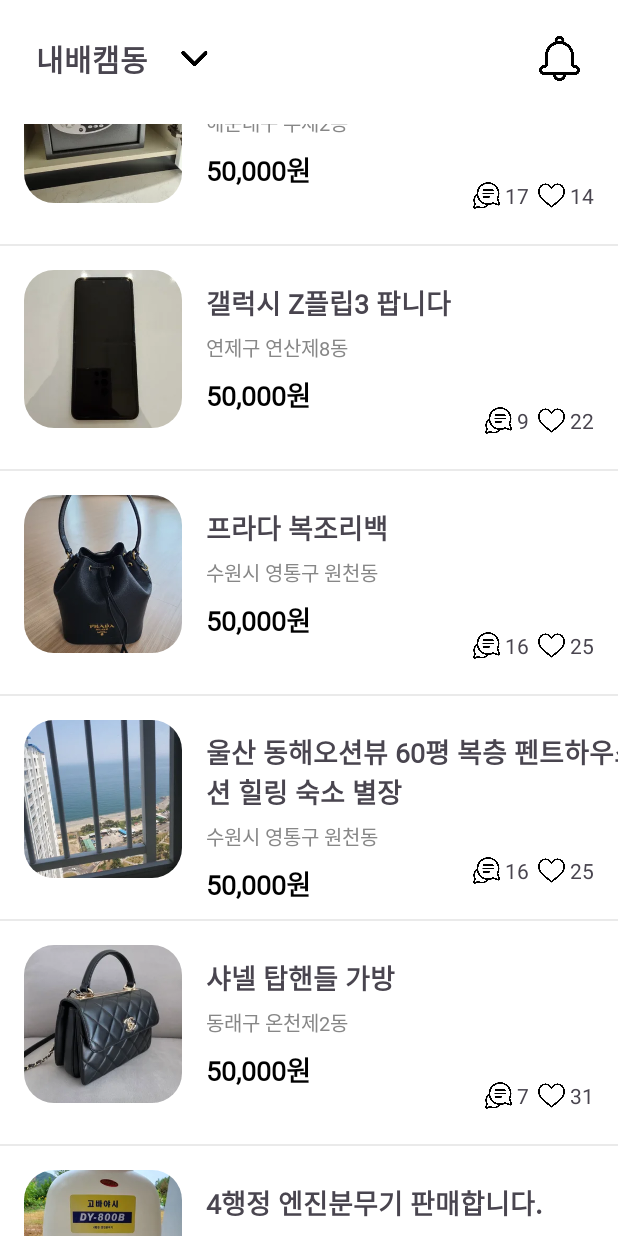
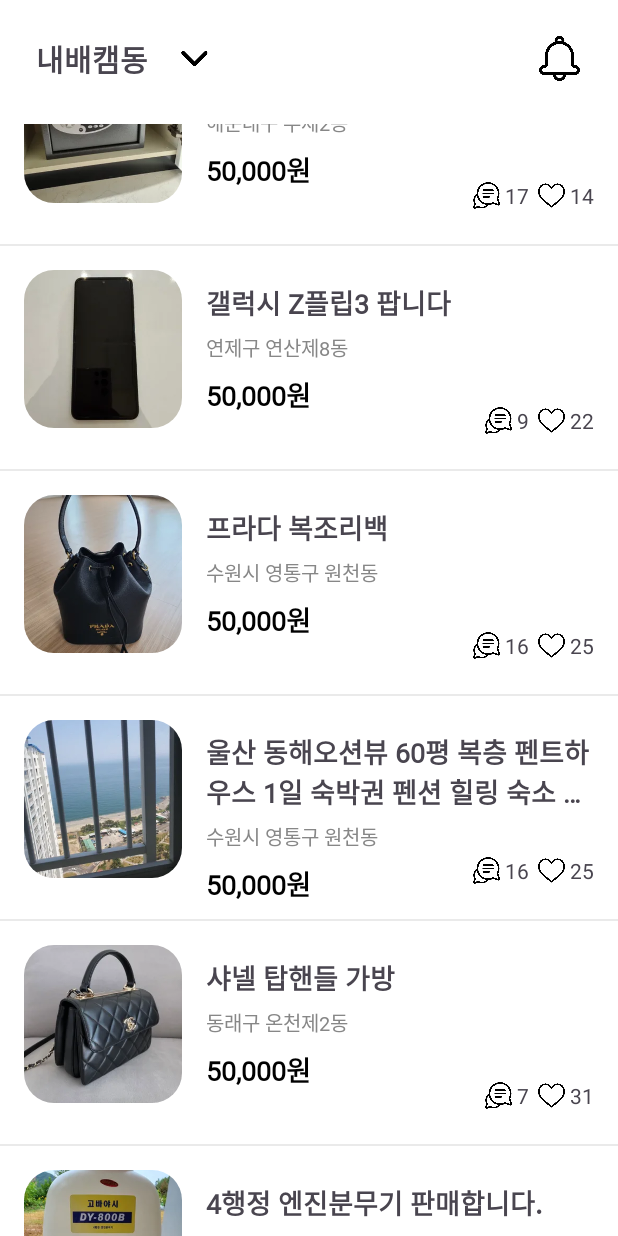
Before and after one commit to xeejin/Camp_CarrotMarket, an Android app: the screen it shows after launch (MainActivity), scrolled down 518 dp, on a phone screen of 412 x 824 dp. Run offline under Robolectric (Android 15) with nearby library versions, the phone set to English and light mode, and no system bars.

Commit message:
[Feat] 종 Notification, 뒤로가기 Dialog, 상품명  MaxLines, ellipsize 구현

```diff
--- a/app/src/main/AndroidManifest.xml
+++ b/app/src/main/AndroidManifest.xml
@@ -1,7 +1,7 @@
 <?xml version="1.0" encoding="utf-8"?>
 <manifest xmlns:android="http://schemas.android.com/apk/res/android"
     xmlns:tools="http://schemas.android.com/tools">
-
+    <uses-permission android:name="android.permission.POST_NOTIFICATIONS"/>
     <application
         android:allowBackup="true"
         android:dataExtractionRules="@xml/data_extraction_rules"
--- a/app/src/main/res/layout/activity_main.xml
+++ b/app/src/main/res/layout/activity_main.xml
@@ -45,6 +45,7 @@
             android:layout_height="30dp"
             android:layout_marginTop="24dp"
             android:layout_marginEnd="24dp"
+            android:clickable="true"
             app:layout_constraintEnd_toEndOf="parent"
             app:layout_constraintTop_toTopOf="parent"
             app:srcCompat="@drawable/pic_bell" />
--- a/app/src/main/res/layout/item_items.xml
+++ b/app/src/main/res/layout/item_items.xml
@@ -19,14 +19,18 @@
 
     <TextView
         android:id="@+id/tv_item_name"
-        android:layout_width="wrap_content"
+        android:layout_width="0dp"
         android:layout_height="wrap_content"
         android:layout_marginStart="16dp"
         android:layout_marginTop="24dp"
+        android:layout_marginEnd="16dp"
+        android:ellipsize="end"
+        android:fontFamily="@font/nanumgothic"
+        android:maxLines="2"
         android:text="프라다 복조리백"
-        android:fontFamily="@font/nanumgothic"
+        android:textSize="18sp"
         android:textStyle="bold"
-        android:textSize="18sp"
+        app:layout_constraintEnd_toEndOf="parent"
         app:layout_constraintStart_toEndOf="@id/iv_itemImage"
         app:layout_constraintTop_toTopOf="parent" />
 
--- a/app/src/main/res/values/strings.xml
+++ b/app/src/main/res/values/strings.xml
@@ -1,3 +1,7 @@
 <resources>
     <string name="app_name">Camp_CarrotMarket</string>
+    <string name="notification_channel_name">carrotmarket</string>
+    <string name="notification_channel_description">당근마켓의 알림 채널입니다.</string>
+    <string name="notification_channel_id">carrotmarket</string>
+    <string name="notification_id">1</string>
 </resources>
--- a/app/src/main/res/values/themes.xml
+++ b/app/src/main/res/values/themes.xml
@@ -2,6 +2,10 @@
     <!-- Base application theme. -->
     <style name="Base.Theme.Camp_CarrotMarket" parent="Theme.Material3.DayNight.NoActionBar">
         <item name = "android:background">@color/white</item>
+<!--        안드로이드 상단 액션바 제거-->
+        <item name="windowActionBar">false</item>
+<!--        안드로이드 상단 타이틀바 제거-->
+        <item name="windowNoTitle">true</item>
     </style>
 
     <style name="Theme.Camp_CarrotMarket" parent="Base.Theme.Camp_CarrotMarket" />
```
Also changed, not shown: app/src/main/java/com/limheejin/camp_carrotmarket/presentation/MainActivity.kt (+54 -3 lines), app/src/main/res/drawable/ic_carrot.png (added), 1 other file.
